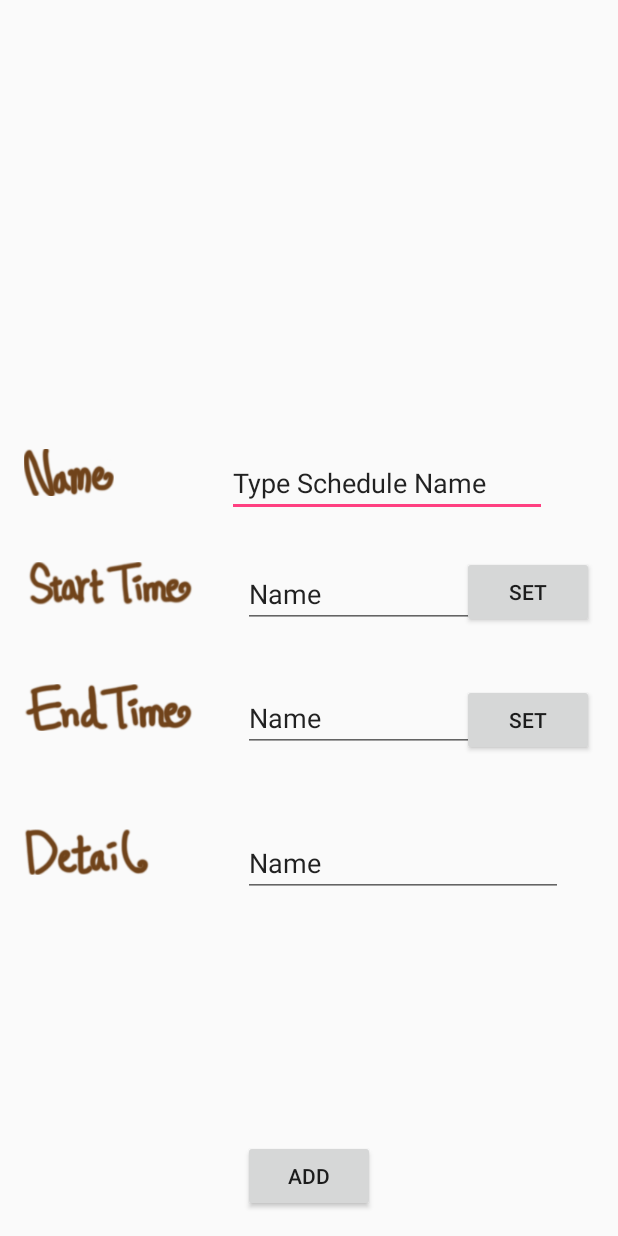
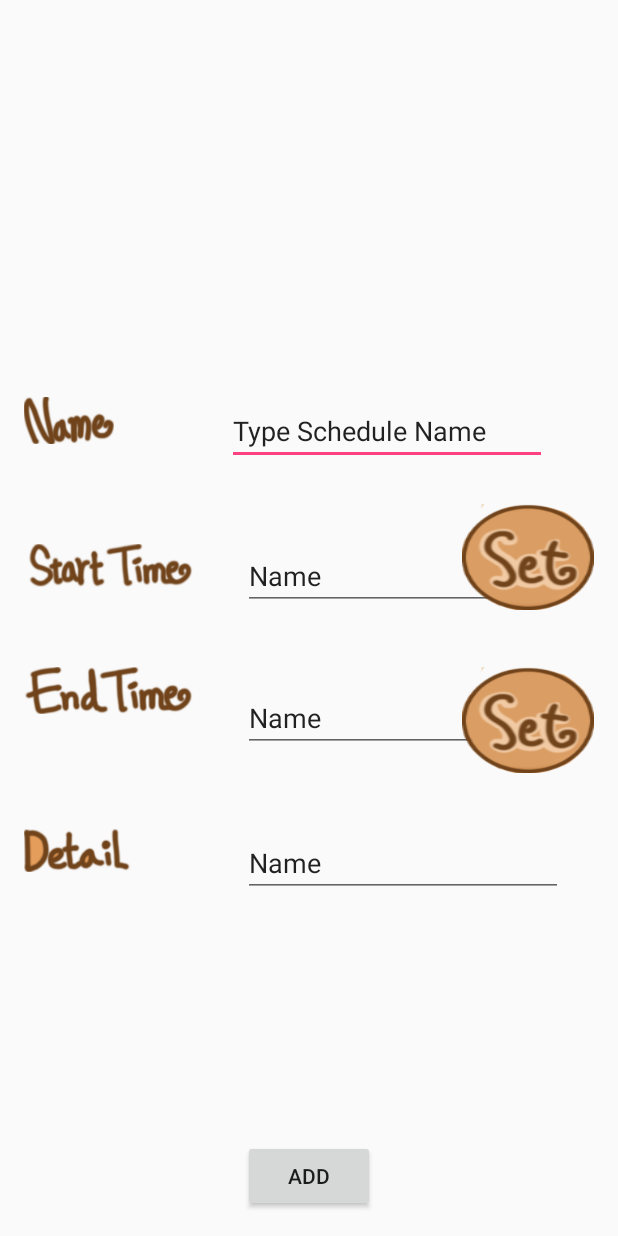
Before and after one commit to duckat/Sketchu, an Android app: the AddEventActivity screen opened directly, with no data from a screen before it, on a phone screen of 412 x 824 dp. Run offline under Robolectric (Android 15) with nearby library versions, the phone set to English and light mode, and no system bars.

Commit message:
created a temporary icon

```diff
--- a/app/src/main/res/layout/activity_event.xml
+++ b/app/src/main/res/layout/activity_event.xml
@@ -20,23 +20,23 @@
         android:layout_centerHorizontal="true" />
 
     <Button
-        android:text="SET"
         android:layout_width="wrap_content"
         android:layout_height="wrap_content"
         android:layout_alignBottom="@+id/startTimeText"
         android:layout_alignParentRight="true"
         android:layout_alignParentEnd="true"
-        android:id="@+id/setStartTimeButton" />
+        android:id="@+id/setStartTimeButton"
+        android:background="@drawable/setbutton" />
 
     <Button
-        android:text="Set"
         android:layout_width="wrap_content"
         android:layout_height="wrap_content"
         android:id="@+id/setEndTimeButton"
         android:layout_alignBaseline="@+id/endTimeText"
         android:layout_alignBottom="@+id/endTimeText"
         android:layout_alignParentRight="true"
-        android:layout_alignParentEnd="true" />
+        android:layout_alignParentEnd="true"
+        android:background="@drawable/setbutton" />
 
     <ImageView
         android:layout_width="wrap_content"
@@ -83,19 +83,8 @@
         android:layout_marginBottom="51dp"
         android:layout_above="@+id/detailTxt"
         android:layout_alignLeft="@+id/addDecideButton"
-        android:layout_alignStart="@+id/addDecideButton" />
-
-    <EditText
-        android:layout_width="wrap_content"
-        android:layout_height="wrap_content"
-        android:inputType="textPersonName"
-        android:text="Name"
-        android:ems="10"
-        android:id="@+id/startTimeText"
-        android:layout_marginBottom="37dp"
-        android:layout_above="@+id/setEndTimeButton"
-        android:layout_alignLeft="@+id/endTimeText"
-        android:layout_alignStart="@+id/endTimeText" />
+        android:layout_alignStart="@+id/addDecideButton"
+        style="@style/Widget.AppCompat.AutoCompleteTextView" />
 
     <ImageView
         android:layout_width="wrap_content"
@@ -126,4 +115,16 @@
         android:layout_alignParentLeft="true"
         android:layout_alignParentStart="true" />
 
+    <EditText
+        android:layout_width="wrap_content"
+        android:layout_height="wrap_content"
+        android:inputType="textPersonName"
+        android:text="Name"
+        android:ems="10"
+        android:id="@+id/startTimeText"
+        android:layout_marginBottom="38dp"
+        android:layout_above="@+id/setEndTimeButton"
+        android:layout_alignLeft="@+id/endTimeText"
+        android:layout_alignStart="@+id/endTimeText" />
+
 </RelativeLayout>
```
Also changed, not shown: app/src/main/ic_launcher-web.png (added), app/src/main/res/drawable-xhdpi/detailtitle.png, app/src/main/res/drawable-xhdpi/setbutton.png (added), app/src/main/res/mipmap-hdpi/ic_launcher.png, app/src/main/res/mipmap-mdpi/ic_launcher.png, app/src/main/res/mipmap-xhdpi/ic_launcher.png, app/src/main/res/mipmap-xxhdpi/ic_launcher.png, app/src/main/res/mipmap-xxxhdpi/ic_launcher.png.
